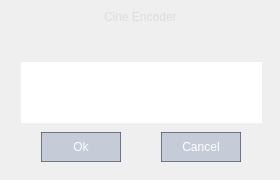
Above: app/dialog.ui from CineEncoder/cine-encoder before the change. Below: the same form after it.
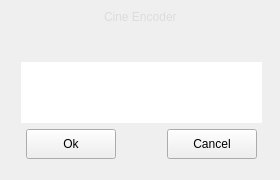
That is the form after the change. Icons and pictures are not drawn.

```diff
--- a/app/dialog.ui
+++ b/app/dialog.ui
@@ -289,9 +289,9 @@
             </property>
             <property name="geometry">
              <rect>
-              <x>40</x>
-              <y>100</y>
-              <width>80</width>
+              <x>25</x>
+              <y>97</y>
+              <width>90</width>
               <height>30</height>
              </rect>
             </property>
@@ -307,30 +307,15 @@
               <height>30</height>
              </size>
             </property>
-            <property name="font">
-             <font>
-              <pointsize>9</pointsize>
-             </font>
-            </property>
-            <property name="styleSheet">
-             <string notr="true">QPushButton {
-	color: rgb(255, 255, 255);
-	border: 1px solid rgba(52, 59, 72, 150);
-	border-radius: 0px;	
-	background-color: rgba(25, 59, 120, 50);
-}
-QPushButton:hover {
-	background-color: rgb(57, 65, 80);
-	border: 1px solid rgb(61, 70, 86);
-}
-QPushButton:pressed {	
-	background-color: rgb(35, 40, 49);
-	border: 1px solid rgb(43, 50, 61);
-}</string>
-            </property>
             <property name="text">
              <string>Ok</string>
             </property>
+            <property name="autoDefault">
+             <bool>false</bool>
+            </property>
+            <property name="flat">
+             <bool>false</bool>
+            </property>
            </widget>
            <widget class="QTextBrowser" name="textBrowser">
             <property name="enabled">
@@ -385,9 +370,9 @@
             </property>
             <property name="geometry">
              <rect>
-              <x>160</x>
-              <y>100</y>
-              <width>80</width>
+              <x>166</x>
+              <y>97</y>
+              <width>90</width>
               <height>30</height>
              </rect>
             </property>
@@ -403,30 +388,15 @@
               <height>30</height>
              </size>
             </property>
-            <property name="font">
-             <font>
-              <pointsize>9</pointsize>
-             </font>
-            </property>
-            <property name="styleSheet">
-             <string notr="true">QPushButton {
-	color: rgb(255, 255, 255);
-	border: 1px solid rgba(52, 59, 72, 150);
-	border-radius: 0px;	
-	background-color: rgba(25, 59, 120, 50);
-}
-QPushButton:hover {
-	background-color: rgb(57, 65, 80);
-	border: 1px solid rgb(61, 70, 86);
-}
-QPushButton:pressed {	
-	background-color: rgb(35, 40, 49);
-	border: 1px solid rgb(43, 50, 61);
-}</string>
-            </property>
             <property name="text">
              <string>Cancel</string>
             </property>
+            <property name="autoDefault">
+             <bool>false</bool>
+            </property>
+            <property name="flat">
+             <bool>false</bool>
+            </property>
            </widget>
           </widget>
          </item>
```
Left out of the diff: 10 changed lines with no effect on the pictures.
